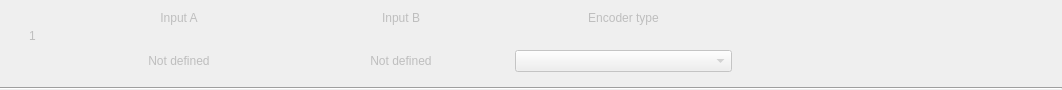
First picture: the form in src/widgets/encoders/fastencoder.ui, repository anpeaco/FreeJoyXConfiguratorQt, before the edit.
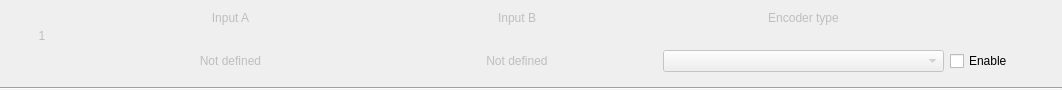
Second picture: the form after the edit. Custom widgets are drawn as their Qt base class.

Commit message: Encoder UX overhaul: gate Encoder source on pin pairs, one-click Enable

```diff
--- a/src/widgets/encoders/fastencoder.ui
+++ b/src/widgets/encoders/fastencoder.ui
@@ -19,7 +19,7 @@
   <property name="windowTitle">
    <string>Form</string>
   </property>
-  <layout class="QGridLayout" name="gridLayout" rowstretch="3,3,0" columnstretch="3,10,10,10,15">
+  <layout class="QGridLayout" name="gridLayout" rowstretch="3,3,0" columnstretch="3,10,10,10,4">
    <property name="leftMargin">
     <number>0</number>
    </property>
@@ -90,18 +90,15 @@
      </property>
     </widget>
    </item>
-   <item row="0" column="4">
-    <spacer name="horizontalSpacer">
-     <property name="orientation">
-      <enum>Qt::Horizontal</enum>
+   <item row="1" column="4">
+    <widget class="QCheckBox" name="checkBox_Enable">
+     <property name="text">
+      <string>Enable</string>
      </property>
-     <property name="sizeHint" stdset="0">
-      <size>
-       <width>40</width>
-       <height>20</height>
-      </size>
+     <property name="toolTip">
+      <string>Enable this fast encoder. Maps both encoder pins (A and B) to FAST_ENCODER in Pin Config; clearing the checkbox releases them back to NOT_USED.</string>
      </property>
-    </spacer>
+    </widget>
    </item>
    <item row="1" column="1">
     <widget class="QLabel" name="label_ButtonNumberA">
```
The commit also changes 15 other files.
